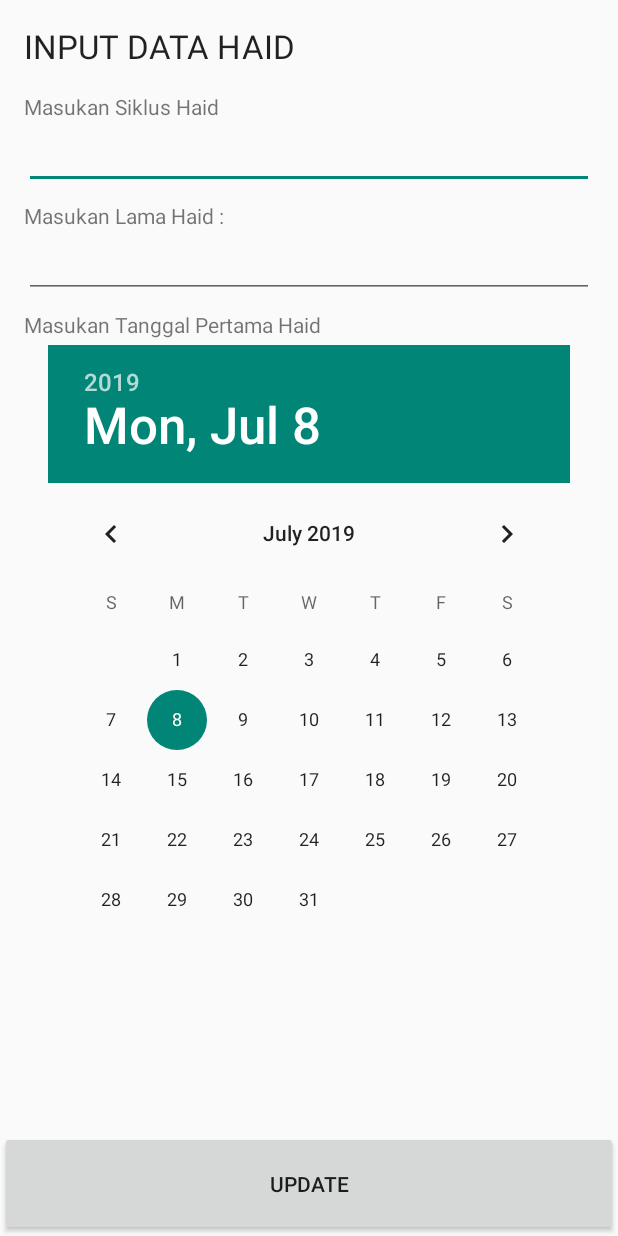
After one commit to sushitrash06/nee-chan-periode, an Android app: the UpdateActivity screen opened directly, with no data from a screen before it, on a phone screen of 412 x 824 dp. The commit adds this screen. Run offline under Robolectric (Android 15) with nearby library versions, the phone set to English and light mode, and no system bars; our stand-ins replace Firebase (no records; nobody signed in at launch, a user with empty details on screens opened directly).

Commit message:
YA ALLAH

```diff
--- /dev/null
+++ b/app/src/main/java/com/example/android/nee_chanpriode/AboutActivity.java
@@ -0,0 +1,4 @@
+package com.example.android.nee_chanpriode;
+
+public class AboutActivity {
+}
--- /dev/null
+++ b/app/src/main/java/com/example/android/nee_chanpriode/UpdateActivity.java
@@ -0,0 +1,50 @@
+package com.example.android.nee_chanpriode;
+
+import android.os.Bundle;
+import android.support.v7.app.AppCompatActivity;
+import android.widget.Button;
+import android.widget.DatePicker;
+import android.widget.EditText;
+
+import com.google.android.gms.auth.api.signin.GoogleSignInClient;
+import com.google.firebase.auth.FirebaseAuth;
+import com.google.firebase.auth.FirebaseUser;
+import com.google.firebase.database.DatabaseReference;
+import com.google.firebase.database.FirebaseDatabase;
+
+
+public class UpdateActivity extends AppCompatActivity {
+    private EditText editSiklus1,editJmlHaid1;
+    //    private CalendarView datePicker;
+    private DatePicker datePicker1;
+    private Button btnUpdate;
+
+
+    FirebaseDatabase mDatabase;
+    DatabaseReference myRef;
+    FirebaseAuth mFirebaseAuth;
+
+    GoogleSignInClient mGoogleSignInClient;
+    FirebaseUser user;
+
+    String mTanggal;
+    @Override
+    protected void onCreate(Bundle savedInstanceState) {
+        super.onCreate(savedInstanceState);
+        setContentView(R.layout.activity_update);
+
+        mFirebaseAuth = FirebaseAuth.getInstance();
+        user = mFirebaseAuth.getCurrentUser();
+
+        mDatabase = FirebaseDatabase.getInstance();
+        myRef = mDatabase.getReference("Periode");
+
+        editSiklus1 = findViewById(R.id.ev_siklus1);
+        editJmlHaid1 = findViewById(R.id.ev_lamahaid1);
+
+        datePicker1 = findViewById(R.id.data_haid_date_picker1);
+        btnUpdate = findViewById( R.id.btn_updateData);
+
+
+    }
+}
--- /dev/null
+++ b/app/src/main/res/layout/activity_update.xml
@@ -0,0 +1,98 @@
+<?xml version="1.0" encoding="utf-8"?>
+<FrameLayout
+    xmlns:android="http://schemas.android.com/apk/res/android"
+    xmlns:tools="http://schemas.android.com/tools"
+    android:layout_width="match_parent"
+    android:layout_height="match_parent"
+    tools:context=".UpdateActivity">
+
+
+    <LinearLayout
+        android:layout_width="match_parent"
+        android:layout_height="match_parent"
+        android:orientation="vertical"
+        android:padding="16dp"
+        tools:context=".UpdateActivity">
+
+        <TextView
+            android:layout_width="wrap_content"
+            android:layout_height="wrap_content"
+            android:layout_marginBottom="16dp"
+            android:textAppearance="?android:attr/textAppearanceLarge"
+            android:textStyle="bold"
+            android:fontFamily="sans-serif-thin"
+            android:textAllCaps="true"
+            android:text="Input data haid"/>
+
+        <TextView
+            android:id="@+id/siklus_haid1"
+            android:layout_width="wrap_content"
+            android:layout_height="wrap_content"
+            android:text="Masukan Siklus Haid"
+            />
+
+        <EditText
+            android:id="@+id/ev_siklus1"
+            android:layout_width="match_parent"
+            android:layout_height="wrap_content"
+            android:layout_marginBottom="8dp"/>
+
+        <TextView
+            android:id="@+id/lama_haid1"
+            android:layout_width="wrap_content"
+            android:layout_height="wrap_content"
+            android:layout_below="@id/siklus_haid1"
+            android:text="Masukan Lama Haid :" />
+
+        <EditText
+            android:id="@+id/ev_lamahaid1"
+            android:layout_width="match_parent"
+            android:layout_height="wrap_content"
+            android:layout_marginBottom="8dp"/>
+
+        <TextView
+            android:id="@+id/tanggal_haid2"
+            android:layout_width="wrap_content"
+            android:layout_height="wrap_content"
+            android:layout_marginBottom="4dp"
+            android:text="Masukan Tanggal Pertama Haid" />
+
+
+        <DatePicker
+            android:layout_gravity="center"
+            android:id="@+id/data_haid_date_picker1"
+            android:layout_width="wrap_content"
+            android:layout_height="wrap_content"
+            android:datePickerMode="calendar"
+            />
+
+        <!--<CalendarView
+            android:id="@+id/dp_tanggalhaid"
+            android:layout_width="match_parent"
+            android:layout_height="wrap_content"
+
+            />-->
+
+
+    </LinearLayout>
+
+    <RelativeLayout
+        android:layout_width="match_parent"
+        android:layout_height="match_parent">
+
+        <!--<Button
+            android:id="@+id/btnAsal"
+            android:layout_width="wrap_content"
+            android:layout_height="wrap_content"
+            android:layout_above="@id/btn_InputData"
+            android:text="klik aja dah"/>-->
+
+        <Button
+            android:id="@+id/btn_updateData"
+            android:layout_width="match_parent"
+            android:layout_height="70dp"
+            android:text="UPDATE"
+            android:layout_alignParentBottom="true"/>
+
+    </RelativeLayout>
+</FrameLayout>
--- a/build.gradle
+++ b/build.gradle
@@ -7,7 +7,7 @@ buildscript {
 
     }
     dependencies {
-        classpath 'com.android.tools.build:gradle:3.4.0'
+        classpath 'com.android.tools.build:gradle:3.4.1'
         classpath 'com.google.gms:google-services:4.2.0'
 
         // NOTE: Do not place your application dependencies here; they belong
```
Also changed, not shown: app/src/main/AndroidManifest.xml (+7 -21 lines), app/src/main/java/com/example/android/nee_chanpriode/DataHaidActivity.java (+22 -4 lines), app/src/main/java/com/example/android/nee_chanpriode/MainActivity.java (+30 -0 lines), app/src/main/java/com/example/android/nee_chanpriode/navigasi.java (+6 -3 lines), app/src/main/res/menu/bottom_navigation_menu.xml (+7 -10 lines), app/src/main/res/menu/menu_main.xml (+17 -3 lines), app/src/main/res/menu/navigasi.xml (+16 -3 lines).
